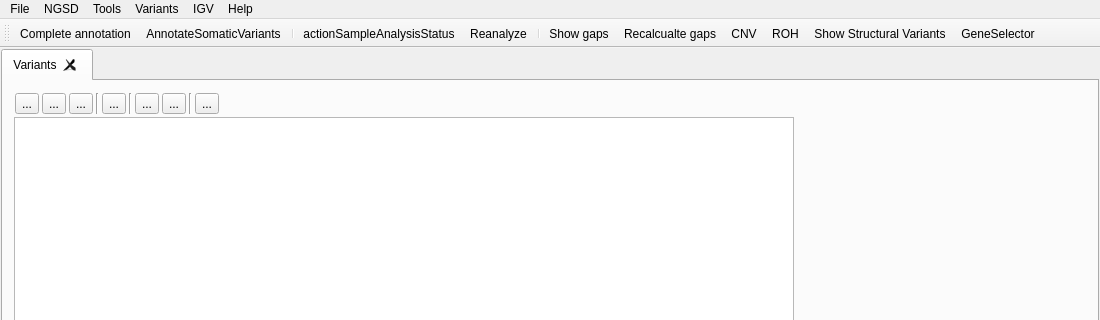
Old version of the form src/GSvar/MainWindow.ui in the repository imgag/ngs-bits; both pictures show x 0 to 1100 and y 0 to 320 of the 1100 by 800 pixel window.
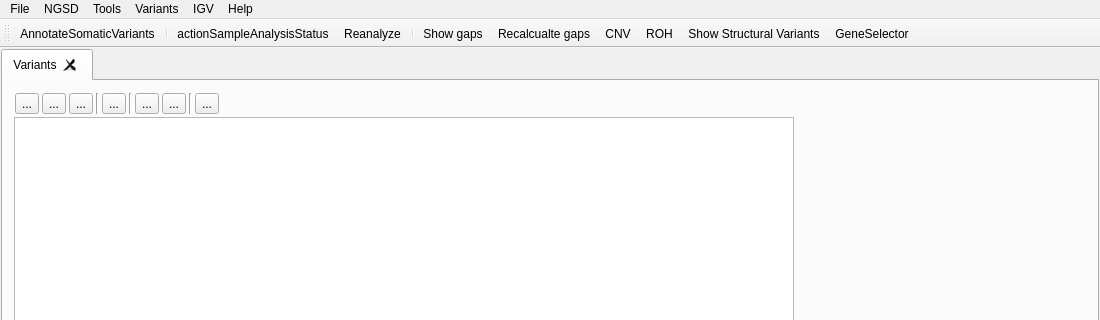
New version of the form. Icons and pictures are not drawn. Custom widgets are drawn as their Qt base class.

Commit message: NGSD: remove pre-calculation of variant counts in NGSD (now done via export of a VCF file). GSvar: removed NGSD re-annotation button.

```diff
--- a/src/GSvar/MainWindow.ui
+++ b/src/GSvar/MainWindow.ui
@@ -460,7 +460,6 @@
    <attribute name="toolBarBreak">
     <bool>false</bool>
    </attribute>
-   <addaction name="actionNGSDAnnotation"/>
    <addaction name="actionAnnotateSomaticVariants"/>
    <addaction name="separator"/>
    <addaction name="actionAnalysisStatus"/>
@@ -514,21 +513,6 @@
     <string>FastA</string>
    </property>
   </action>
-  <action name="actionNGSDAnnotation">
-   <property name="icon">
-    <iconset resource="GSvar.qrc">
-     <normaloff>:/Icons/Database.png</normaloff>:/Icons/Database.png</iconset>
-   </property>
-   <property name="text">
-    <string>Ann</string>
-   </property>
-   <property name="iconText">
-    <string>Complete annotation</string>
-   </property>
-   <property name="toolTip">
-    <string>Re-annotate variant list with frequency information and comments from NGSD.</string>
-   </property>
-  </action>
   <action name="actionGenderXY">
    <property name="text">
     <string>Based on read ratio Y/X</string>
```
The commit also changes 28 other files.
